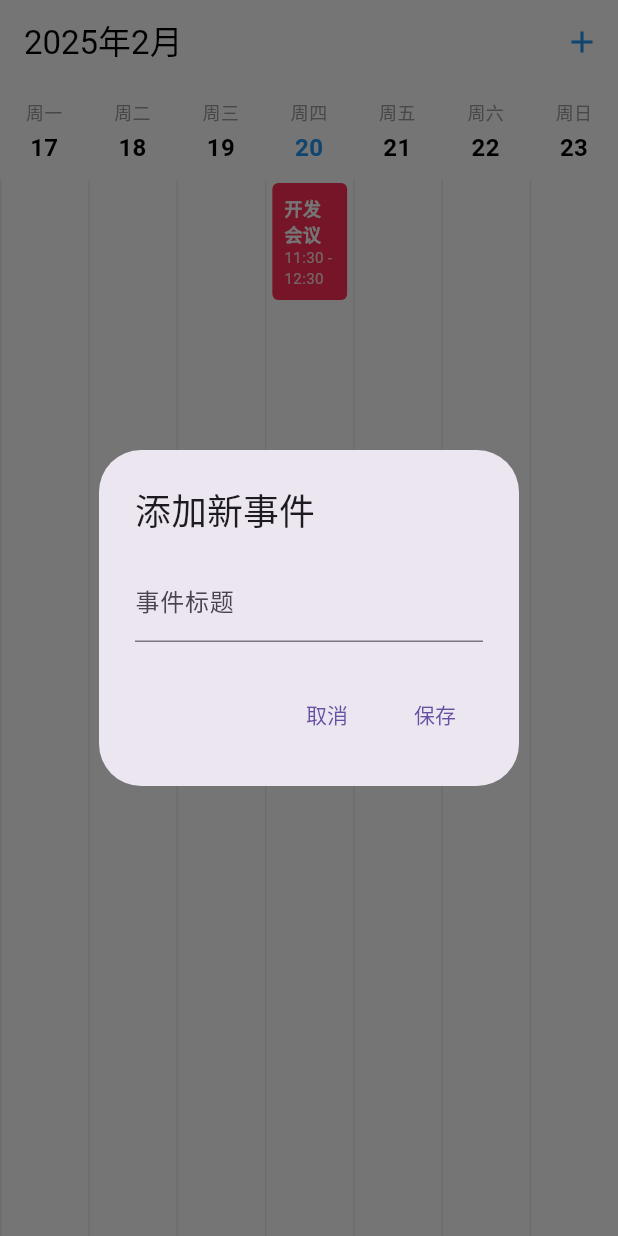
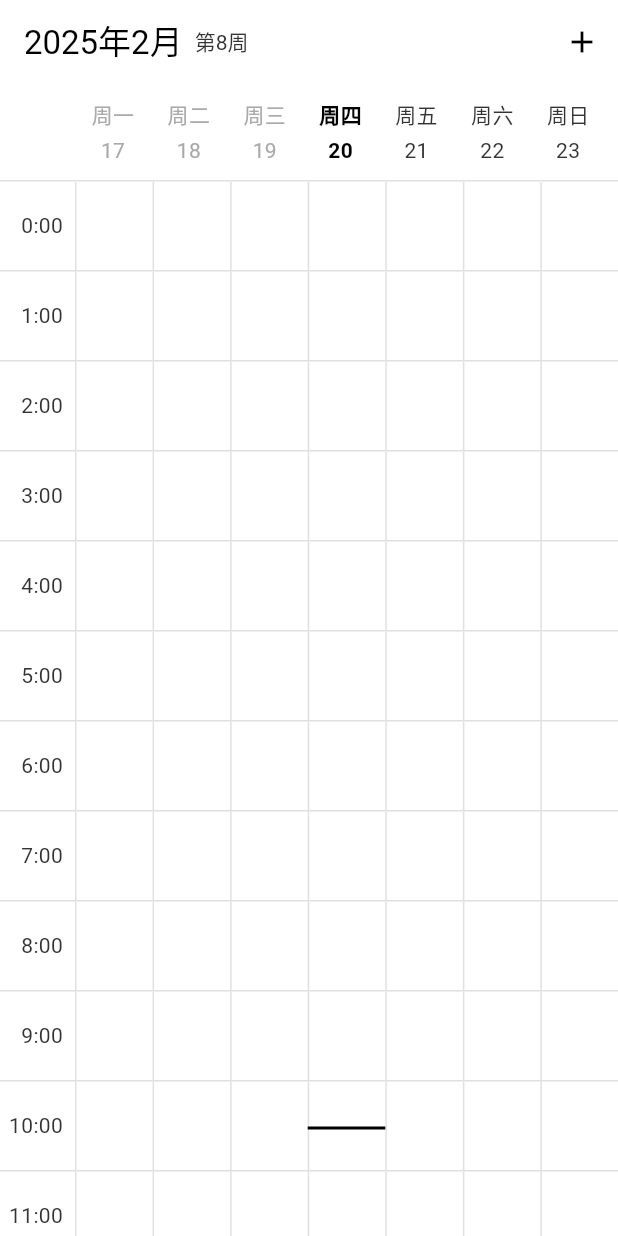
Before and after one commit to AsherDe/StoneU_Hood, a Flutter app: the screen it shows after launch, after a tap on the "add" icon, on a phone screen of 412 x 824 dp. Run offline on Flutter 3.47's test engine with Material 3 defaults, Android fonts, the light colour scheme and no system bars; our stand-ins replace flutter_local_notifications, timezone; Roboto replaces fonts that are missing (Arial).

Commit message:
改进UI，增加时间指示器

```diff
--- /dev/null
+++ b/lib/constants/theme_constants.dart
@@ -0,0 +1,38 @@
+// lib/constants/theme_constants.dart
+import 'package:flutter/material.dart';
+
+class ThemeConstants {
+  static const Color pastColor = Color(0xFFAAAAAA);
+  static const Color currentColor = Color(0xFF000000);
+  static const Color upcomingColor = Color(0xFF333333);
+  static const Color gridLineColor = Color(0xFFE0E0E0);
+
+  static const double eventDotSize = 6.0;
+  static const double gridLineWidth = 1.0;
+  static const double timeIndicatorHeight = 2.0;
+
+  static TextStyle getPastTextStyle() {
+    return TextStyle(
+      color: pastColor,
+      fontSize: 14,
+      fontFamily: 'Arial',
+    );
+  }
+
+  static TextStyle getCurrentTextStyle() {
+    return TextStyle(
+      color: currentColor,
+      fontSize: 14,
+      fontWeight: FontWeight.bold,
+      fontFamily: 'Arial',
+    );
+  }
+
+  static TextStyle getUpcomingTextStyle() {
+    return TextStyle(
+      color: upcomingColor,
+      fontSize: 14,
+      fontFamily: 'Arial',
+    );
+  }
+}
--- a/lib/screens/calendar_screen.dart
+++ b/lib/screens/calendar_screen.dart
@@ -1,8 +1,10 @@
 // lib/screens/calendar_screen.dart
 import 'package:flutter/material.dart';
 import 'package:intl/intl.dart';
+import 'dart:async';
 import '../models/event.dart';
-import '../widgets/day_column.dart';
+import '../constants/theme_constants.dart';
+import '../widgets/week_view.dart';
 
 class CalendarScreen extends StatefulWidget {
   @override
@@ -11,20 +13,33 @@ class CalendarScreen extends StatefulWidget {
 
 class _CalendarScreenState extends State<CalendarScreen> {
   late DateTime _selectedDate;
-  List<CalendarEvent> _events = [];  // 假设这里存储事件数据
+  late ScrollController _scrollController;
+  List<CalendarEvent> _events = [];
+  Timer? _timer;
+  bool _isInitialScroll = true;
 
   @override
   void initState() {
     super.initState();
     _selectedDate = DateTime.now();
-    // 添加示例事件
-    _events.add(
-      CalendarEvent(
-        title: '开发会议',
-        startTime: DateTime.now().add(Duration(hours: 1)),
-        endTime: DateTime.now().add(Duration(hours: 2)),
-      ),
-    );
+    _scrollController = ScrollController();
+    _timer = Timer.periodic(Duration(minutes: 1), (timer) {
+      if (mounted) setState(() {});
+    });
+  }
+
+  @override
+  void dispose() {
+    _timer?.cancel();
+    _scrollController.dispose();
+    super.dispose();
+  }
+
+  double _calculateInitialScrollOffset() {
+    final now = DateTime.now();
+    final minutes = now.hour * 60 + now.minute;
+    return (minutes / 60) * WeekView.HOUR_HEIGHT -
+        (MediaQuery.of(context).size.height / 2);
   }
 
   List<DateTime> _getWeekDays() {
@@ -34,22 +49,48 @@ class _CalendarScreenState extends State<CalendarScreen> {
     return List.generate(7, (index) => startOfWeek.add(Duration(days: index)));
   }
 
+  int _getCurrentWeekNumber() {
+    final firstDayOfYear = DateTime(_selectedDate.year, 1, 1);
+    final daysFromStart = _selectedDate.difference(firstDayOfYear).inDays;
+    return (daysFromStart / 7).ceil();
+  }
+
   @override
   Widget build(BuildContext context) {
+    if (_isInitialScroll) {
+      WidgetsBinding.instance.addPostFrameCallback((_) {
+        _scrollController.jumpTo(_calculateInitialScrollOffset());
+        _isInitialScroll = false;
+      });
+    }
+
     final weekDays = _getWeekDays();
+    final now = DateTime.now();
 
     return Scaffold(
       backgroundColor: Colors.white,
       appBar: AppBar(
         backgroundColor: Colors.white,
         elevation: 0,
-        title: Text(
-          DateFormat('yyyy年M月').format(_selectedDate),
-          style: TextStyle(color: Colors.black),
+        title: Row(
+          children: [
+            Text(
+              DateFormat('yyyy年M月').format(_selectedDate),
+              style: TextStyle(color: ThemeConstants.currentColor),
+            ),
+            SizedBox(width: 8),
+            Text(
+              '第${_getCurrentWeekNumber()}周',
+              style: TextStyle(
+                color: ThemeConstants.upcomingColor,
+                fontSize: 14,
+              ),
+            ),
+          ],
         ),
         actions: [
           IconButton(
-            icon: Icon(Icons.add, color: Colors.blue),
+            icon: Icon(Icons.add, color: ThemeConstants.currentColor),
             onPressed: _showAddEventDialog,
           ),
         ],
@@ -58,29 +99,43 @@ class _CalendarScreenState extends State<CalendarScreen> {
         children: [
           // 星期标题行
           Container(
-            padding: EdgeInsets.symmetric(vertical: 10),
+            padding: EdgeInsets.only(left: WeekView.TIME_COLUMN_WIDTH, right: 8, top: 10, bottom: 10),
+            decoration: BoxDecoration(
+              border: Border(
+                bottom: BorderSide(
+                  color: ThemeConstants.gridLineColor,
+                  width: ThemeConstants.gridLineWidth,
+                ),
+              ),
+            ),
             child: Row(
               children: weekDays.map((date) {
+                final isToday = date.year == now.year &&
+                               date.month == now.month &&
+                               date.day == now.day;
+                final isPast = date.isBefore(
+                  DateTime(now.year, now.month, now.day),
+                );
+
                 return Expanded(
                   child: Column(
                     children: [
                       Text(
                         DateFormat('E', 'zh_CN').format(date),
-                        style: TextStyle(
-                          color: Colors.grey,
-                          fontSize: 12,
-                        ),
+                        style: isPast
+                            ? ThemeConstants.getPastTextStyle()
+                            : isToday
+                                ? ThemeConstants.getCurrentTextStyle()
+                                : ThemeConstants.getUpcomingTextStyle(),
                       ),
                       SizedBox(height: 4),
                       Text(
                         date.day.toString(),
-                        style: TextStyle(
-                          fontSize: 16,
-                          fontWeight: FontWeight.bold,
-                          color: date.day == DateTime.now().day
-                              ? Colors.blue
-                              : Colors.black,
-                        ),
+                        style: isPast
+                            ? ThemeConstants.getPastTextStyle()
+                            : isToday
+                                ? ThemeConstants.getCurrentTextStyle()
+                                : ThemeConstants.getUpcomingTextStyle(),
                       ),
                     ],
                   ),
@@ -88,18 +143,18 @@ class _CalendarScreenState extends State<CalendarScreen> {
               }).toList(),
             ),
           ),
+
           // 日历主体
           Expanded(
-            child: Row(
-              children: weekDays.map((date) {
-                return Expanded(
-                  child: DayColumn(
-                    date: date,
-                    events: _events.where((event) =>
-                      event.startTime.day == date.day).toList(),
-                  ),
-                );
-              }).toList(),
+            child: SingleChildScrollView(
+              controller: _scrollController,
+              child: SizedBox(
+                height: WeekView.TOTAL_HEIGHT,
+                child: WeekView(
+                  weekDays: weekDays,
+                  events: _events,
+                ),
+              ),
             ),
           ),
         ],
@@ -108,36 +163,6 @@ class _CalendarScreenState extends State<CalendarScreen> {
   }
 
   void _showAddEventDialog() {
-    // 实现添加事件的对话框
-    showDialog(
-      context: context,
-      builder: (context) => AlertDialog(
-        title: Text('添加新事件'),
-        content: Column(
-          mainAxisSize: MainAxisSize.min,
-          children: [
-            TextField(
-              decoration: InputDecoration(
-                labelText: '事件标题',
-              ),
-            ),
-            // 这里可以添加更多输入字段
-          ],
-        ),
-        actions: [
-          TextButton(
-            child: Text('取消'),
-            onPressed: () => Navigator.pop(context),
-          ),
-          TextButton(
-            child: Text('保存'),
-            onPressed: () {
-              // 实现保存逻辑
-              Navigator.pop(context);
-            },
-          ),
-        ],
-      ),
-    );
+    // 保持原有的添加事件对话框逻辑
   }
 }
--- a/lib/widgets/day_column.dart
+++ /dev/null
@@ -1,33 +0,0 @@
-// lib/widgets/day_column.dart
-import 'package:flutter/material.dart';
-import '../models/event.dart';
-import 'event_item.dart'; // Add this line to import EventItem
-
-class DayColumn extends StatelessWidget {
-  final DateTime date;
-  final List<CalendarEvent> events;
-
-  const DayColumn({
-    super.key,
-    required this.date,
-    required this.events,
-  });
-
-  @override
-  Widget build(BuildContext context) {
-    return Container(
-      decoration: BoxDecoration(
-        border: Border(
-          left: BorderSide(color: Colors.grey.withAlpha((0.2 * 255).toInt())),
-        ),
-      ),
-      child: ListView.builder(
-        itemCount: events.length,
-        itemBuilder: (context, index) {
-          final event = events[index];
-          return EventItem(event: event);
-        },
-      ),
-    );
-  }
-}
--- a/lib/widgets/event_item.dart
+++ b/lib/widgets/event_item.dart
@@ -6,7 +6,7 @@ import 'package:intl/intl.dart';
 class EventItem extends StatelessWidget {
   final CalendarEvent event;
 
-  EventItem({required this.event});
+  const EventItem({super.key, required this.event});
 
   @override
   Widget build(BuildContext context) {
@@ -31,7 +31,7 @@ class EventItem extends StatelessWidget {
           Text(
             '${DateFormat('HH:mm').format(event.startTime)} - ${DateFormat('HH:mm').format(event.endTime)}',
             style: TextStyle(
-              color: Colors.white.withOpacity(0.8),
+              color: Colors.white.withAlpha((0.8 * 255).toInt()),
               fontSize: 10,
             ),
           ),
--- /dev/null
+++ b/lib/widgets/week_view.dart
@@ -0,0 +1,172 @@
+// lib/widgets/week_view.dart
+import 'package:flutter/material.dart';
+import 'package:intl/intl.dart';
+import '../models/event.dart';
+import '../constants/theme_constants.dart';
+
+class WeekView extends StatelessWidget {
+  final List<DateTime> weekDays;
+  final List<CalendarEvent> events;
+  static const double HOUR_HEIGHT = 60.0;
+  static const double TOTAL_HEIGHT = HOUR_HEIGHT * 24;
+  static const double TIME_COLUMN_WIDTH = 50.0;
+
+  const WeekView({
+    super.key,
+    required this.weekDays,
+    required this.events,
+  });
+
+  Color getEventColor(CalendarEvent event) {
+    final now = DateTime.now();
+    if (event.endTime.isBefore(now)) {
+      return ThemeConstants.pastColor;
+    }
+    if (event.startTime.isBefore(now) && event.endTime.isAfter(now)) {
+      return ThemeConstants.currentColor;
+    }
+    return ThemeConstants.upcomingColor;
+  }
+
+  double _calculateEventPosition(DateTime time) {
+    final minutes = time.hour * 60 + time.minute;
+    return (minutes / 60) * HOUR_HEIGHT;
+  }
+
+  double _calculateEventHeight(DateTime start, DateTime end) {
+    // 确保结束时间不超过当天的23:59:59
+    final endOfDay = DateTime(end.year, end.month, end.day, 23, 59, 59);
+    final adjustedEnd = end.isAfter(endOfDay) ? endOfDay : end;
+    final duration = adjustedEnd.difference(start).inMinutes;
+    return (duration / 60) * HOUR_HEIGHT;
+  }
+
+  @override
+  Widget build(BuildContext context) {
+    final now = DateTime.now();
+    final screenWidth = MediaQuery.of(context).size.width;
+    final dayWidth = (screenWidth - TIME_COLUMN_WIDTH) / 7;
+
+    return Stack(
+      children: [
+        // 时间轴背景网格
+        Column(
+          children: List.generate(24, (hour) {
+            return Container(
+              height: HOUR_HEIGHT,
+              decoration: BoxDecoration(
+                border: Border(
+                  bottom: BorderSide(
+                    color: ThemeConstants.gridLineColor,
+                    width: ThemeConstants.gridLineWidth,
+                  ),
+                ),
+              ),
+              child: Row(
+                children: [
+                  // 时间列
+                  SizedBox(
+                    width: TIME_COLUMN_WIDTH,
+                    child: Padding(
+                      padding: EdgeInsets.only(right: 8),
+                      child: Align(
+                        alignment: Alignment.centerRight,
+                        child: Text(
+                          '$hour:00',
+                          style: ThemeConstants.getUpcomingTextStyle(),
+                        ),
+                      ),
+                    ),
+                  ),
+                  // 每小时的横向网格线
+                  ...List.generate(7, (index) =>
+                    Expanded(
+                      child: Container(
+                        decoration: BoxDecoration(
+                          border: Border(
+                            left: BorderSide(
+                              color: ThemeConstants.gridLineColor,
+                              width: ThemeConstants.gridLineWidth,
+                            ),
+                          ),
+                        ),
+                      ),
+                    ),
+                  ),
+                ],
+              ),
+            );
+          }),
+        ),
+
+        // 事件层
+        ...events.map((event) {
+          final dayIndex = weekDays.indexWhere((day) =>
+            day.year == event.startTime.year &&
+            day.month == event.startTime.month &&
+            day.day == event.startTime.day
+          );
+
+          if (dayIndex == -1) return Container(); // 如果事件不在当前周，则不显示
+
+          final left = TIME_COLUMN_WIDTH + (dayIndex * dayWidth);
+          final top = _calculateEventPosition(event.startTime);
+          final height = _calculateEventHeight(event.startTime, event.endTime);
+
+          return Positioned(
+            left: left,
+            top: top,
+            width: dayWidth,
+            height: height,
+            child: Container(
+              margin: EdgeInsets.symmetric(horizontal: 2, vertical: 1),
+              decoration: BoxDecoration(
+                color: getEventColor(event),
+                borderRadius: BorderRadius.circular(4),
+              ),
+              padding: EdgeInsets.all(4),
+              child: Column(
+                crossAxisAlignment: CrossAxisAlignment.start,
+                children: [
+                  Text(
+                    event.title,
+                    style: TextStyle(
+                      color: Colors.white,
+                      fontSize: 12,
+                      fontWeight: FontWeight.w500,
+                    ),
+                    maxLines: 1,
+                    overflow: TextOverflow.ellipsis,
+                  ),
+                  if (height > 40) // 只在足够高的事件中显示时间
+                    Text(
+                      '${DateFormat('HH:mm').format(event.startTime)} - ${DateFormat('HH:mm').format(event.endTime)}',
+                      style: TextStyle(
+                        color: Colors.white.withOpacity(0.8),
+                        fontSize: 10,
+                      ),
+                    ),
+                ],
+              ),
+            ),
+          );
+        }).toList(),
+
+        // 当前时间指示器
+        Positioned(
+          left: TIME_COLUMN_WIDTH + (weekDays.indexWhere((day) =>
+          day.year == now.year &&
+          day.month == now.month &&
+          day.day == now.day
+        ) * dayWidth),
+          width: dayWidth,
+          top: _calculateEventPosition(now),
+          child: Container(
+            height: ThemeConstants.timeIndicatorHeight,
+            color: ThemeConstants.currentColor,
+          ),
+        ),
+      ],
+    );
+  }
+}
```
Also changed, not shown: lib/services/notification_service.dart (+62 -7 lines), black-white.svg (added), 1 other file.
